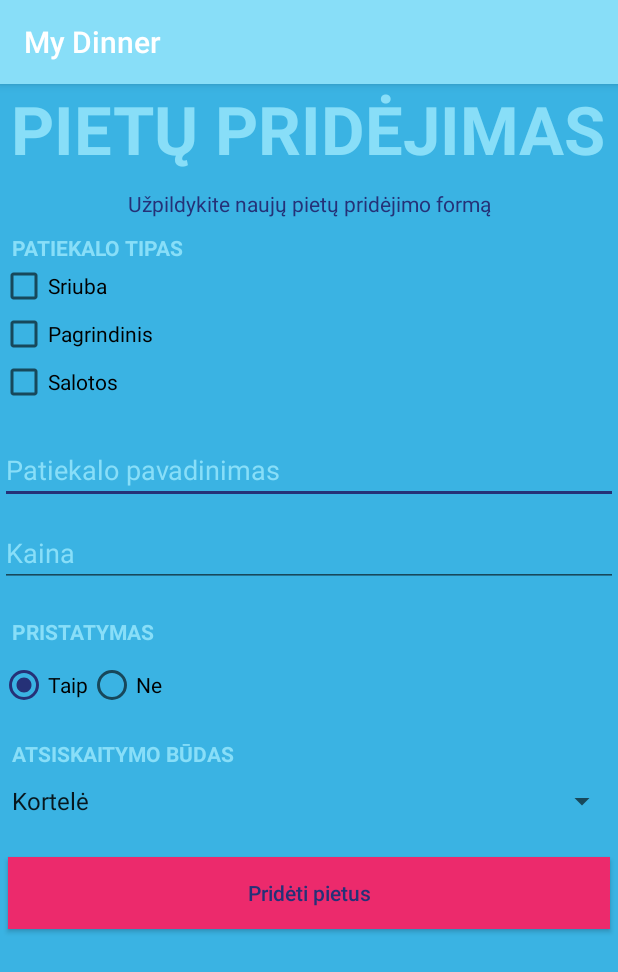
After one commit to aistyska/my_dinner_app, an Android app: the NewDinnerActivity screen opened directly, with no data from a screen before it, on a phone screen of 412 x 824 dp. The commit adds this screen. Shown: the top 972 px of the screen. Run offline under Robolectric (Android 15) with nearby library versions, the phone set to English and light mode, and no system bars.

Commit message:
Added ability to add new dish

```diff
--- a/app/src/main/AndroidManifest.xml
+++ b/app/src/main/AndroidManifest.xml
@@ -9,6 +9,7 @@
         android:roundIcon="@mipmap/ic_launcher"
         android:supportsRtl="true"
         android:theme="@style/AppTheme">
+        <activity android:name=".NewDinnerActivity"></activity>
         <activity android:name=".LoginActivity">
             <intent-filter>
                 <action android:name="android.intent.action.MAIN" />
@@ -16,8 +17,8 @@
                 <category android:name="android.intent.category.LAUNCHER" />
             </intent-filter>
         </activity>
-        <activity android:name=".SearchActivity"/>
-        <activity android:name=".RegisterActivity"/>
+        <activity android:name=".SearchActivity" />
+        <activity android:name=".RegisterActivity" />
     </application>
 
 </manifest>
--- /dev/null
+++ b/app/src/main/java/com/example/mydinner/NewDinnerActivity.java
@@ -0,0 +1,77 @@
+package com.example.mydinner;
+
+import androidx.appcompat.app.AppCompatActivity;
+
+import android.content.Intent;
+import android.os.Bundle;
+import android.view.View;
+import android.widget.Button;
+import android.widget.CheckBox;
+import android.widget.EditText;
+import android.widget.RadioButton;
+import android.widget.RadioGroup;
+import android.widget.Spinner;
+import android.widget.Toast;
+
+public class NewDinnerActivity extends AppCompatActivity {
+
+    @Override
+    protected void onCreate(Bundle savedInstanceState) {
+        super.onCreate(savedInstanceState);
+        setContentView(R.layout.activity_new_dinner);
+
+        final CheckBox checkedSoup = findViewById(R.id.check_soup);
+        final CheckBox checkMainDish = findViewById(R.id.check_main_dish);
+        final CheckBox checkSalad = findViewById(R.id.check_salad);
+
+        final EditText dinnerName = findViewById(R.id.dinner_name);
+        final EditText dinnerPrice = findViewById(R.id.dinner_price);
+
+        final RadioGroup radioDeliveryGroup = findViewById(R.id.radio_delivery);
+
+        final Spinner spinnerPaymentType = findViewById(R.id.payment_type);
+
+        Button addNewDinnerBtn =  findViewById(R.id.add_dinner_button);
+
+        addNewDinnerBtn.setOnClickListener(new View.OnClickListener() {
+            @Override
+            public void onClick(View v) {
+
+                boolean soup = checkedSoup.isChecked();
+                boolean mainDish = checkMainDish.isChecked();
+                boolean salad = checkSalad.isChecked();
+
+                String inputDinnerName = dinnerName.getText().toString();
+                // converts input string value to double
+                double inputDinnerPrice = Double.parseDouble(dinnerPrice.getText().toString());
+
+                // finds radio button id which is selected
+                int selectedDeliveryId = radioDeliveryGroup.getCheckedRadioButtonId();
+                // finds the radio button by returned id
+                RadioButton selectedRadioDelivery = findViewById(selectedDeliveryId);
+                // gets value from selected radio button
+                String radioDeliveryValue = selectedRadioDelivery.getText().toString();
+                boolean deliverable = false;
+                if (radioDeliveryValue == "Taip") {
+                    deliverable = true;
+                }
+
+                //gets value from spinner
+                String paymentType = String.valueOf(spinnerPaymentType.getSelectedItem());
+
+                Dinner dinner = new Dinner(soup, mainDish, salad, inputDinnerName, inputDinnerPrice, deliverable, paymentType);
+
+                Toast.makeText(NewDinnerActivity.this,
+                        getResources().getString(R.string.add_dinner_type) + ": " +  dinner.getDishTypes() + "\n" +
+                        getResources().getString(R.string.add_dinner_name) + ": " + dinner.getDishName() + "\n" +
+                        getResources().getString(R.string.add_dinner_price) + ": " + dinner.getPrice() + "\n" +
+                        getResources().getString(R.string.add_dinner_delivery) + ": " + radioDeliveryValue + "\n" +
+                        getResources().getString(R.string.add_dinner_payment) + ": " + dinner.getPaymentType(),
+                        Toast.LENGTH_LONG).show();
+
+                Intent goToSearchActivity = new Intent(NewDinnerActivity.this, SearchActivity.class);
+                startActivity(goToSearchActivity);
+            }
+        });
+    }
+}
--- a/app/src/main/java/com/example/mydinner/Validation.java
+++ b/app/src/main/java/com/example/mydinner/Validation.java
@@ -15,9 +15,9 @@ public class Validation {
     }
 
     public static boolean isValidPassword(String password) {
-        final String USERNAME_PATTERN = "^[a-zA-Z0-9.!@_]{5,20}$";
+        final String PASSWORD_PATTERN = "^[a-zA-Z0-9.!@_]{5,20}$";
 
-        Pattern pattern = Pattern.compile(USERNAME_PATTERN);
+        Pattern pattern = Pattern.compile(PASSWORD_PATTERN);
         Matcher matcher = pattern.matcher(password);
 
         return matcher.matches();
--- /dev/null
+++ b/app/src/main/res/layout/activity_new_dinner.xml
@@ -0,0 +1,177 @@
+<?xml version="1.0" encoding="utf-8"?>
+<ScrollView
+    xmlns:android="http://schemas.android.com/apk/res/android"
+    xmlns:app="http://schemas.android.com/apk/res-auto"
+    xmlns:tools="http://schemas.android.com/tools"
+    android:layout_width="match_parent"
+    android:layout_height="match_parent"
+    tools:context=".NewDinnerActivity"
+    android:fillViewport="true"
+    >
+
+    <LinearLayout
+        android:layout_width="match_parent"
+        android:layout_height="wrap_content"
+        android:orientation="vertical"
+        android:background="@color/colorBackground"
+        >
+
+        <TextView
+            android:layout_width="wrap_content"
+            android:layout_height="wrap_content"
+            android:text="@string/add_dinner"
+            android:textAlignment="center"
+            android:layout_gravity="center_horizontal"
+            android:textColor="@color/colorPrimary"
+            android:fontFamily="sans-serif"
+            android:textSize="20pt"
+            android:textStyle="bold"
+            android:textAllCaps="true"
+            />
+
+        <TextView
+            android:layout_width="match_parent"
+            android:layout_height="wrap_content"
+            android:text="@string/add_dinner_instructions"
+            android:textAlignment="center"
+            android:layout_gravity="center_horizontal"
+            android:textColor="@color/colorPrimaryDark"
+            android:layout_marginTop="10dp"
+            android:layout_marginBottom="10dp"
+            />
+
+        <TextView
+            android:layout_width="match_parent"
+            android:layout_height="wrap_content"
+            android:text="@string/add_dinner_type"
+            android:textColor="@color/colorPrimary"
+            android:textStyle="bold"
+            android:textAllCaps="true"
+            android:layout_marginLeft="8dp"
+            />
+
+        <CheckBox
+            android:id="@+id/check_soup"
+            android:layout_width="match_parent"
+            android:layout_height="wrap_content"
+            android:text="@string/dinner_type_soup"/>
+
+        <CheckBox
+            android:id="@+id/check_main_dish"
+            android:layout_width="match_parent"
+            android:layout_height="wrap_content"
+            android:text="@string/dinner_type_main"/>
+
+        <CheckBox
+            android:id="@+id/check_salad"
+            android:layout_width="match_parent"
+            android:layout_height="wrap_content"
+            android:text="@string/dinner_type_salad"/>
+
+        <Space
+            android:layout_width="match_parent"
+            android:layout_height="20dp"/>
+
+        <EditText
+            android:id="@+id/dinner_name"
+            android:layout_width="match_parent"
+            android:layout_height="wrap_content"
+            android:hint="@string/add_dinner_name"
+            android:inputType="text"
+            android:textColorHint="@color/colorPrimary"
+            android:textColor="@color/colorPrimaryDark"/>
+
+        <Space
+            android:layout_width="match_parent"
+            android:layout_height="10dp"/>
+
+        <EditText
+            android:id="@+id/dinner_price"
+            android:layout_width="match_parent"
+            android:layout_height="wrap_content"
+            android:hint="@string/add_dinner_price"
+            android:inputType="numberDecimal"
+            android:textColorHint="@color/colorPrimary"
+            android:textColor="@color/colorPrimaryDark"/>
+
+        <Space
+            android:layout_width="match_parent"
+            android:layout_height="20dp"/>
+
+        <TextView
+            android:layout_width="match_parent"
+            android:layout_height="wrap_content"
+            android:text="@string/add_dinner_delivery"
+            android:textColor="@color/colorPrimary"
+            android:textStyle="bold"
+            android:textAllCaps="true"
+            android:layout_marginLeft="8dp"
+            />
+
+        <Space
+            android:layout_width="match_parent"
+            android:layout_height="10dp"/>
+
+        <RadioGroup
+            android:id="@+id/radio_delivery"
+            android:layout_width="wrap_content"
+            android:layout_height="wrap_content"
+            android:orientation="horizontal">
+
+            <RadioButton
+                android:id="@+id/radio_deliver_yes"
+                android:layout_width="wrap_content"
+                android:layout_height="wrap_content"
+                android:text="@string/radio_yes"
+                android:checked="true"
+                />
+
+            <RadioButton
+                android:id="@+id/radio_delivery_no"
+                android:layout_width="wrap_content"
+                android:layout_height="wrap_content"
+                android:text="@string/radio_no"
+                />
+        </RadioGroup>
+
+        <Space
+            android:layout_width="match_parent"
+            android:layout_height="20dp"/>
+
+        <TextView
+            android:layout_width="match_parent"
+            android:layout_height="wrap_content"
+            android:text="@string/add_dinner_payment"
+            android:textColor="@color/colorPrimary"
+            android:textStyle="bold"
+            android:textAllCaps="true"
+            android:layout_marginLeft="8dp"
+            />
+
+        <Space
+            android:layout_width="match_parent"
+            android:layout_height="10dp"/>
+
+        <Spinner
+            android:id="@+id/payment_type"
+            android:layout_width="match_parent"
+            android:layout_height="wrap_content"
+            android:entries="@array/payment_type"
+            android:prompt="@string/add_dinner_payment"/>
+
+        <Space
+            android:layout_width="match_parent"
+            android:layout_height="20dp"/>
+
+        <Button
+            android:id="@+id/add_dinner_button"
+            android:layout_width="match_parent"
+            android:layout_height="wrap_content"
+            android:hint="@string/search_add_dinner"
+            android:textColorHint="@color/colorPrimaryDark"
+            android:background="@color/colorRegister"
+            android:layout_margin="5dp"
+            />
+
+    </LinearLayout>
+</ScrollView>
--- a/app/src/main/res/values/strings.xml
+++ b/app/src/main/res/values/strings.xml
@@ -12,4 +12,23 @@
     <string name="register_invalid_username">Prisijungimo vardas turi būti sudarytas iš 3-20 raidžių</string>
     <string name="register_invalid_password">Slaptažodį turi būti sudarytas iš 5-20 simbolių (raidžių, skaičių bei .!@_)</string>
     <string name="register_ivalid_email">El. pašto adresą turi sudaryti nuo 10 iki 50 simbolių</string>
+    <string name="search">Paieška</string>
+    <string name="search_add_dinner">Pridėti pietus</string>
+    <string name="add_dinner">Pietų pridėjimas</string>
+    <string name="add_dinner_instructions">Užpildykite naujų pietų pridėjimo formą</string>
+    <string name="add_dinner_type">Patiekalo tipas</string>
+    <string name="dinner_type_soup">Sriuba</string>
+    <string name="dinner_type_main">Pagrindinis</string>
+    <string name="dinner_type_salad">Salotos</string>
+    <string name="add_dinner_name">Patiekalo pavadinimas</string>
+    <string name="add_dinner_price">Kaina</string>
+    <string name="add_dinner_delivery">Pristatymas</string>
+    <string name="radio_yes">Taip</string>
+    <string name="radio_no">Ne</string>
+    <string name="add_dinner_payment">Atsiskaitymo būdas</string>
+    <string-array name="payment_type">
+        <item>Kortelė</item>
+        <item>Bankinis pavedimas</item>
+        <item>Grynieji</item>
+    </string-array>
 </resources>
```
Also changed, not shown: app/src/main/java/com/example/mydinner/Dinner.java (added, +96 -0 lines), app/src/main/java/com/example/mydinner/LoginActivity.java (+3 -5 lines), app/src/main/java/com/example/mydinner/SearchActivity.java (+16 -0 lines), app/src/main/java/com/example/mydinner/User.java (+10 -9 lines), app/src/main/res/layout/activity_search.xml (+33 -3 lines).
